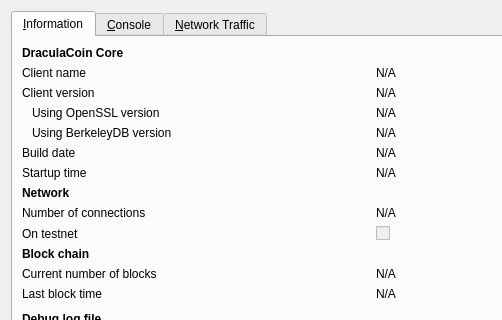
Qt form src/qt/forms/rpcconsole.ui (dracula2017/btcb) before a commit; both pictures show x 0 to 502 and y 0 to 320 of the 740 by 450 pixel window.
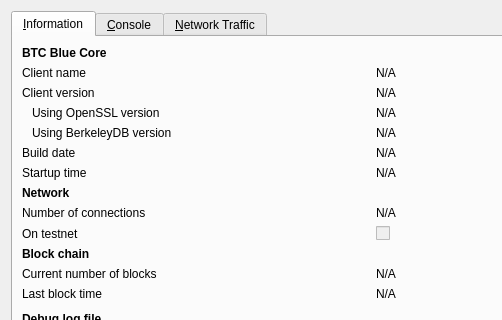
The same form after that commit. Icons and pictures are not drawn. Custom widgets are drawn as their Qt base class.

Commit message: Rebrand to Bitcoin Blue

What changed in the file:
```diff
--- a/src/qt/forms/rpcconsole.ui
+++ b/src/qt/forms/rpcconsole.ui
@@ -36,7 +36,7 @@
           </font>
          </property>
          <property name="text">
-          <string>DraculaCoin Core</string>
+          <string>BTC Blue Core</string>
          </property>
         </widget>
        </item>
```
Left out of the diff: 6 changed lines with no effect on the pictures. The commit also changes 129 other files.
